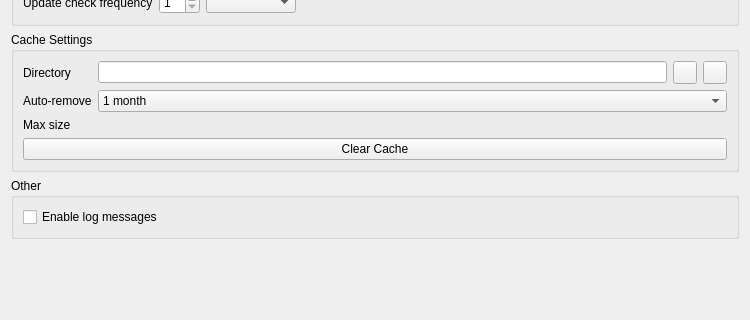
This is src/nextgis_connect/settings/settings_dialog_base.ui in nextgis/nextgis_connect as Qt 5 draws it before an edit; both pictures show x 0 to 750 and y 305 to 625 of the 750 by 625 pixel window. The edited form follows.
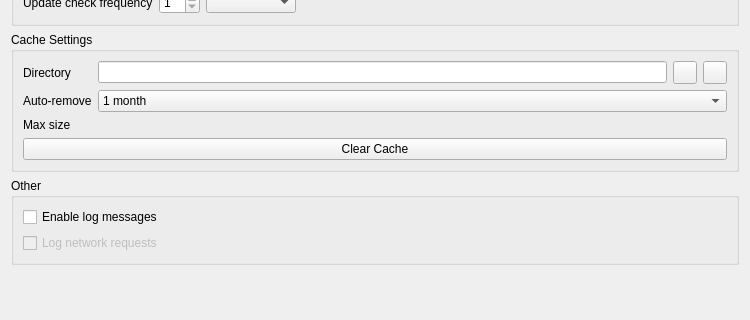
This is the edited form. Custom widgets are drawn as their Qt base class.

```diff
--- a/src/nextgis_connect/settings/settings_dialog_base.ui
+++ b/src/nextgis_connect/settings/settings_dialog_base.ui
@@ -301,6 +301,16 @@
         </property>
        </widget>
       </item>
+      <item>
+       <widget class="QCheckBox" name="debugNetworkCheckBox">
+        <property name="enabled">
+         <bool>false</bool>
+        </property>
+        <property name="text">
+         <string>Log network requests</string>
+        </property>
+       </widget>
+      </item>
      </layout>
     </widget>
    </item>
```
